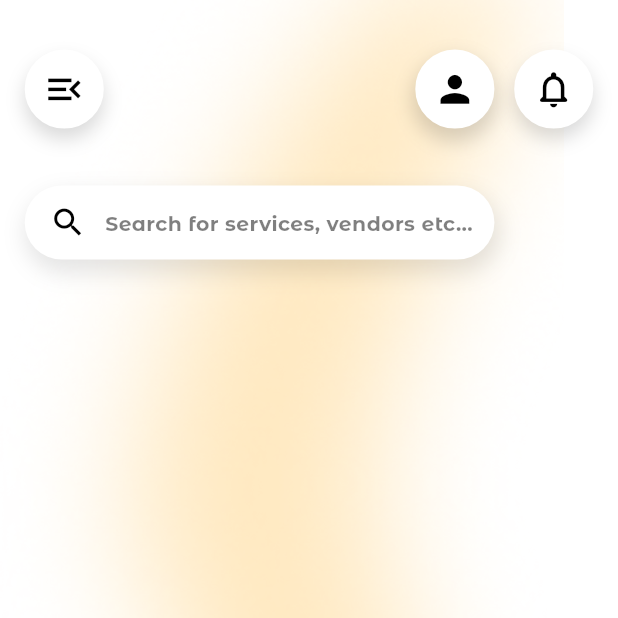
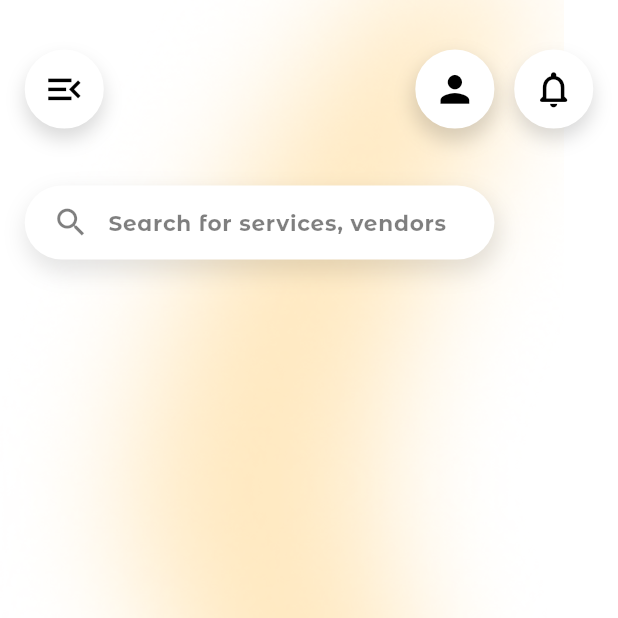
Before and after one commit to Alvin11David/Events-Uganda, a Flutter app: the screen it shows after launch, on a phone screen of 412 x 824 dp, the top half of it. Run offline on Flutter 3.47's test engine with Material 3 defaults, Android fonts, the phone set to English and light mode, and no system bars; our stand-ins replace firebase_auth, firebase_core, google_sign_in; accounts and stored records are empty.

Commit message:
Added a the search bar

```diff
--- a/events_uganda/lib/Users/Customers/Customer_Home_Screen.dart
+++ b/events_uganda/lib/Users/Customers/Customer_Home_Screen.dart
@@ -10,6 +10,25 @@ class CustomerHomeScreen extends StatefulWidget {
 
 class _CustomerHomeScreenState extends State<CustomerHomeScreen>
     with SingleTickerProviderStateMixin {
+  final FocusNode _searchFocus = FocusNode();
+  bool _isSearchFocused = false;
+
+  @override
+  void initState() {
+    super.initState();
+    _searchFocus.addListener(() {
+      setState(() {
+        _isSearchFocused = _searchFocus.hasFocus;
+      });
+    });
+  }
+
+  @override
+  void dispose() {
+    _searchFocus.dispose();
+    super.dispose();
+  }
+
   @override
   Widget build(BuildContext context) {
     final screenWidth = MediaQuery.of(context).size.width;
@@ -124,40 +143,60 @@ class _CustomerHomeScreenState extends State<CustomerHomeScreen>
                 decoration: BoxDecoration(
                   color: Colors.white,
                   borderRadius: BorderRadius.circular(30),
+                  border: Border.all(
+                    color: _isSearchFocused
+                        ? const Color(0xFFCC471B)
+                        : Colors.transparent,
+                    width: 2,
+                  ),
                   boxShadow: [
                     BoxShadow(
                       color: Colors.black.withOpacity(0.1),
                       blurRadius: 12,
                       spreadRadius: 2,
-                    offset: const Offset(2,7),
+                      offset: const Offset(2, 7),
                     ),
                   ],
                 ),
                 child: Row(
+                  crossAxisAlignment: CrossAxisAlignment.center,
                   children: [
                     Padding(
                       padding: EdgeInsets.only(left: screenWidth * 0.04),
                       child: Icon(
                         Icons.search,
-                      color: Colors.black,
+                        color: Colors.black.withOpacity(0.5),
                         size: screenWidth * 0.06,
                       ),
                     ),
                     SizedBox(width: screenWidth * 0.03),
                     Expanded(
-                      child: Text(
-                        'Search for services, vendors etc...',
+                      child: TextField(
+                        focusNode: _searchFocus,
                         style: TextStyle(
+                          color: Colors.black,
+                          fontSize: screenWidth * 0.04,
+                          fontFamily: 'Montserrat',
+                        ),
+                        decoration: InputDecoration(
+                          hintText: 'Search for services, vendors',
+                          hintStyle: TextStyle(
                             color: Colors.black.withOpacity(0.5),
-                          fontSize: screenWidth * 0.033,
+                            fontSize: screenWidth * 0.035,
                             fontFamily: 'Montserrat',
-                        )
                           ),
-                      )
+                          border: InputBorder.none,
+                          isDense: true, // Add this
+                          contentPadding: EdgeInsets.symmetric(
+                            vertical: 0,
+                          ), // Change to vertical: 0
+                        ),
+                      ),
+                    ),
                   ],
                 ),
-              )
-            )
+              ),
+            ),
           ],
         ),
       ),
```
Lines whose indentation alone changed are shown as unchanged.
